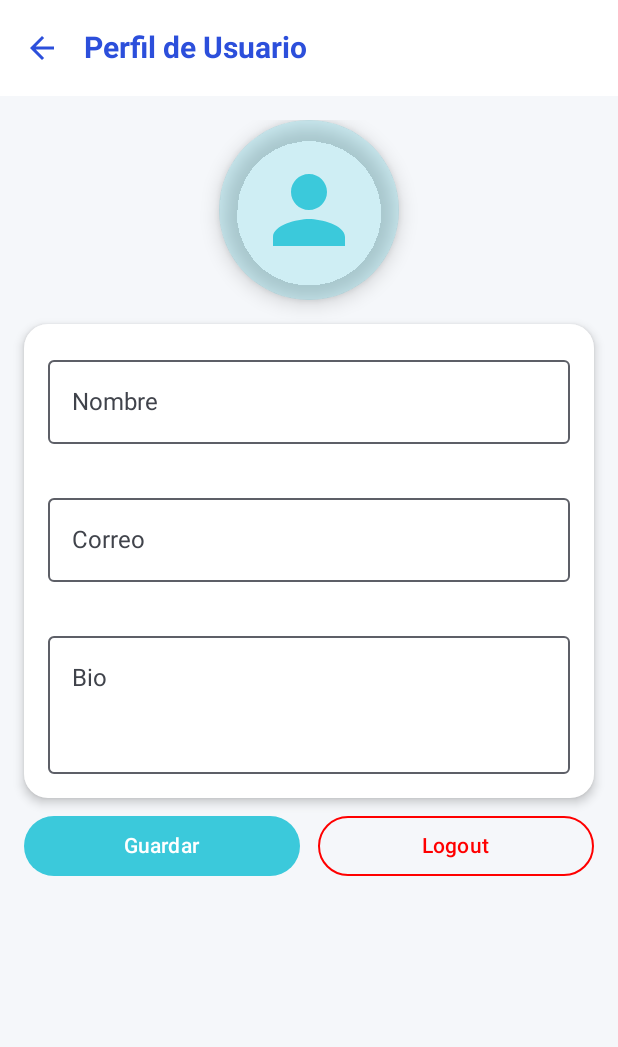
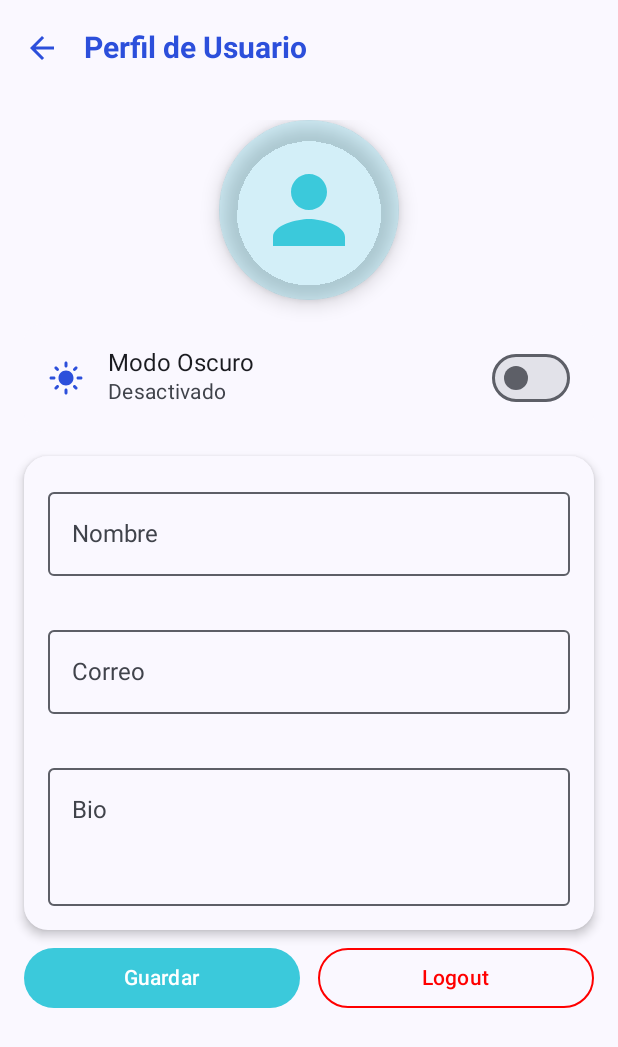
Before and after one commit to MrMenth0l/Domingazo, an Android app built with Jetpack Compose: the SettingsScreen screen opened through its navigation route, after a tap on "Editar", on a phone screen of 412 x 824 dp. Shown: the top 1047 px of the screen. Run offline under Robolectric (Android 15) with nearby library versions, the phone set to English and light mode, and no system bars; our stand-ins replace Firebase (no records; nobody signed in at launch, a user with empty details on screens opened directly).

Commit message:
Implementacion modo oscuro SettingsScreen

```diff
--- a/app/build.gradle.kts
+++ b/app/build.gradle.kts
@@ -82,6 +82,9 @@ dependencies {
     // COIL (IMÁGENES)
     implementation(libs.coil.compose)
 
+    // DATASTORE (para guardar modo oscuro)
+    implementation(libs.androidx.datastore.preferences)
+
     // Debug
     debugImplementation(libs.androidx.ui.tooling)
     debugImplementation(libs.androidx.ui.test.manifest)
@@ -93,6 +96,6 @@ dependencies {
     androidTestImplementation(platform(libs.androidx.compose.bom))
     androidTestImplementation(libs.androidx.ui.test.junit4)
 
-    //Date confirmation
+    // Date confirmation
     implementation("org.jetbrains.kotlinx:kotlinx-datetime:0.4.1")
 }
--- a/app/src/main/java/com/example/proyecto1_plataformasmoviles_domingazo/MainActivity.kt
+++ b/app/src/main/java/com/example/proyecto1_plataformasmoviles_domingazo/MainActivity.kt
@@ -3,6 +3,8 @@ package com.example.proyecto1_plataformasmoviles_domingazo
 import android.os.Bundle
 import androidx.activity.ComponentActivity
 import androidx.activity.compose.setContent
+import androidx.compose.foundation.layout.fillMaxSize
+import androidx.compose.material3.Surface
 import com.example.proyecto1_plataformasmoviles_domingazo.ui.navigation.NavGraph
 import com.example.proyecto1_plataformasmoviles_domingazo.ui.theme.Proyecto1PlataformasMovilesDomingazoTheme
 import com.google.firebase.FirebaseApp
@@ -15,10 +17,15 @@ class MainActivity : ComponentActivity() {
 
         setContent {
             Proyecto1PlataformasMovilesDomingazoTheme {
-                val auth = FirebaseAuth.getInstance()
-                val user = auth.currentUser
-                val startDestination = if (user != null) "home/${user.uid}" else "login"
-                NavGraph(startDestination = startDestination)
+                Surface(
+                    modifier = androidx.compose.ui.Modifier.fillMaxSize(),
+                    color = androidx.compose.material3.MaterialTheme.colorScheme.background
+                ) {
+                    val auth = FirebaseAuth.getInstance()
+                    val user = auth.currentUser
+                    val startDestination = if (user != null) "home/${user.uid}" else "login"
+                    NavGraph(startDestination = startDestination)
+                }
             }
         }
     }
--- a/app/src/main/java/com/example/proyecto1_plataformasmoviles_domingazo/ui/settings/SettingsScreen.kt
+++ b/app/src/main/java/com/example/proyecto1_plataformasmoviles_domingazo/ui/settings/SettingsScreen.kt
@@ -7,25 +7,26 @@ import androidx.compose.foundation.layout.*
 import androidx.compose.foundation.shape.CircleShape
 import androidx.compose.foundation.shape.RoundedCornerShape
 import androidx.compose.material.icons.Icons
-import androidx.compose.material.icons.filled.ArrowBack
-import androidx.compose.material.icons.filled.Person
+import androidx.compose.material.icons.filled.*
 import androidx.compose.material3.*
 import androidx.compose.runtime.*
 import androidx.compose.ui.Alignment
 import androidx.compose.ui.Modifier
 import androidx.compose.ui.draw.clip
 import androidx.compose.ui.draw.scale
-import androidx.compose.ui.graphics.Brush
 import androidx.compose.ui.graphics.Color
+import androidx.compose.ui.platform.LocalContext
 import androidx.compose.ui.text.font.FontWeight
 import androidx.compose.ui.unit.dp
 import androidx.compose.ui.unit.sp
-import com.example.proyecto1_plataformasmoviles_domingazo.ui.theme.AquaAccent
-import com.example.proyecto1_plataformasmoviles_domingazo.ui.theme.IndigoPrimary
+import com.example.proyecto1_plataformasmoviles_domingazo.ui.theme.*
 import com.google.firebase.auth.FirebaseAuth
 import com.google.firebase.firestore.FirebaseFirestore
 import kotlinx.coroutines.launch
 import kotlinx.coroutines.tasks.await
+import androidx.compose.runtime.collectAsState
+import com.example.proyecto1_plataformasmoviles_domingazo.ui.theme.LocalDarkMode
+import com.example.proyecto1_plataformasmoviles_domingazo.ui.theme.SettingsRepository
 
 @OptIn(ExperimentalMaterial3Api::class)
 @Composable
@@ -39,7 +40,14 @@ fun SettingsScreen(
     val userId = user.uid
     val db = FirebaseFirestore.getInstance()
     val scope = rememberCoroutineScope()
+    val context = LocalContext.current
+    val settingsRepo = remember { SettingsRepository(context) }
 
+    // === ESTADO DEL MODO OSCURO ===
+    val isDarkMode by settingsRepo.isDarkMode.collectAsState(initial = false)
+    val toggleTheme = LocalDarkMode.current
+
+    // === ESTADO DEL PERFIL ===
     var isEditing by remember { mutableStateOf(false) }
     var name by remember { mutableStateOf("Cargando...") }
     var email by remember { mutableStateOf("") }
@@ -54,6 +62,7 @@ fun SettingsScreen(
 
     fun isValidEmail(e: String) = e.contains("@") && e.contains(".")
 
+    // === CARGAR DATOS DEL USUARIO ===
     LaunchedEffect(userId) {
         try {
             val doc = db.collection("usuarios").document(userId).get().await()
@@ -63,7 +72,11 @@ fun SettingsScreen(
                 bio = doc.getString("bio") ?: ""
             } else {
                 db.collection("usuarios").document(userId).set(
-                    hashMapOf("nombre" to (user.displayName ?: "Usuario"), "email" to (user.email ?: ""), "bio" to "")
+                    hashMapOf(
+                        "nombre" to (user.displayName ?: "Usuario"),
+                        "email" to (user.email ?: ""),
+                        "bio" to ""
+                    )
                 ).await()
                 name = user.displayName ?: "Usuario"
                 email = user.email ?: ""
@@ -82,51 +95,139 @@ fun SettingsScreen(
         topBar = {
             TopAppBar(
                 title = { Text("Perfil de Usuario", fontWeight = FontWeight.Bold, color = IndigoPrimary) },
-                navigationIcon = { IconButton(onClick = onBack) { Icon(Icons.Default.ArrowBack, "", tint = IndigoPrimary) } },
-                colors = TopAppBarDefaults.topAppBarColors(containerColor = Color.White)
+                navigationIcon = {
+                    IconButton(onClick = onBack) {
+                        Icon(Icons.Default.ArrowBack, "", tint = IndigoPrimary)
+                    }
+                },
+                colors = TopAppBarDefaults.topAppBarColors(containerColor = MaterialTheme.colorScheme.surface)
             )
         },
         snackbarHost = { SnackbarHost(snackbarHostState) },
-        containerColor = Color(0xFFF5F7FA)
+        containerColor = MaterialTheme.colorScheme.background
     ) { padding ->
         Column(
-            modifier = Modifier.fillMaxSize().padding(padding).padding(16.dp).verticalScroll(rememberScrollState()),
+            modifier = Modifier
+                .fillMaxSize()
+                .padding(padding)
+                .padding(16.dp)
+                .verticalScroll(rememberScrollState()),
             horizontalAlignment = Alignment.CenterHorizontally
         ) {
-            Surface(shape = CircleShape, color = AquaAccent.copy(0.2f), shadowElevation = 8.dp, modifier = Modifier.size(120.dp)) {
-                Icon(Icons.Default.Person, "Avatar", modifier = Modifier.fillMaxSize().padding(24.dp), tint = AquaAccent)
+            // === AVATAR ===
+            Surface(
+                shape = CircleShape,
+                color = AquaAccent.copy(0.2f),
+                shadowElevation = 8.dp,
+                modifier = Modifier.size(120.dp)
+            ) {
+                Icon(
+                    Icons.Default.Person,
+                    "Avatar",
+                    modifier = Modifier.fillMaxSize().padding(24.dp),
+                    tint = AquaAccent
+                )
             }
 
             Spacer(Modifier.height(16.dp))
 
-            Card(shape = RoundedCornerShape(16.dp), colors = CardDefaults.cardColors(Color.White), elevation = CardDefaults.cardElevation(4.dp)) {
+            // === MODO OSCURO ===
+            Card(
+                modifier = Modifier.fillMaxWidth(),
+                colors = CardDefaults.cardColors(containerColor = MaterialTheme.colorScheme.surface)
+            ) {
+                ListItem(
+                    headlineContent = { Text("Modo Oscuro") },
+                    supportingContent = { Text(if (isDarkMode) "Activado" else "Desactivado") },
+                    leadingContent = {
+                        Icon(
+                            imageVector = if (isDarkMode) Icons.Default.DarkMode else Icons.Default.LightMode,
+                            contentDescription = null,
+                            tint = IndigoPrimary
+                        )
+                    },
+                    trailingContent = {
+                        Switch(
+                            checked = isDarkMode,
+                            onCheckedChange = { toggleTheme(it) }
+                        )
+                    }
+                )
+            }
+
+            Spacer(Modifier.height(16.dp))
+
+            // === PERFIL ===
+            Card(
+                shape = RoundedCornerShape(16.dp),
+                colors = CardDefaults.cardColors(containerColor = MaterialTheme.colorScheme.surface),
+                elevation = CardDefaults.cardElevation(4.dp)
+            ) {
                 Column(Modifier.padding(16.dp), verticalArrangement = Arrangement.spacedBy(12.dp)) {
                     if (isEditing) {
-                        OutlinedTextField(name, { name = it; nameError = it.isBlank() }, label = { Text("Nombre") }, isError = nameError,
+                        OutlinedTextField(
+                            value = name,
+                            onValueChange = { name = it; nameError = it.isBlank() },
+                            label = { Text("Nombre") },
+                            isError = nameError,
                             supportingText = { if (nameError) Text("Requerido", color = MaterialTheme.colorScheme.error) },
-                            modifier = Modifier.fillMaxWidth(), colors = OutlinedTextFieldDefaults.colors(focusedBorderColor = IndigoPrimary))
-                        OutlinedTextField(email, { email = it; emailError = !isValidEmail(it) }, label = { Text("Correo") }, isError = emailError,
+                            modifier = Modifier.fillMaxWidth(),
+                            colors = OutlinedTextFieldDefaults.colors(focusedBorderColor = IndigoPrimary)
+                        )
+                        OutlinedTextField(
+                            value = email,
+                            onValueChange = { email = it; emailError = !isValidEmail(it) },
+                            label = { Text("Correo") },
+                            isError = emailError,
                             supportingText = { if (emailError) Text("Correo inválido", color = MaterialTheme.colorScheme.error) },
-                            modifier = Modifier.fillMaxWidth(), colors = OutlinedTextFieldDefaults.colors(focusedBorderColor = IndigoPrimary))
-                        OutlinedTextField(bio, { bio = it }, label = { Text("Bio") }, modifier = Modifier.fillMaxWidth().height(100.dp))
+                            modifier = Modifier.fillMaxWidth(),
+                            colors = OutlinedTextFieldDefaults.colors(focusedBorderColor = IndigoPrimary)
+                        )
+                        OutlinedTextField(
+                            value = bio,
+                            onValueChange = { bio = it },
+                            label = { Text("Bio") },
+                            modifier = Modifier.fillMaxWidth().height(100.dp)
+                        )
                     } else {
-                        Text(name, style = MaterialTheme.typography.titleLarge.copy(fontWeight = FontWeight.Bold, color = IndigoPrimary))
-                        Text(email, style = MaterialTheme.typography.bodyMedium.copy(color = Color(0xFF757575)))
-                        if (bio.isNotBlank()) Text(bio, style = MaterialTheme.typography.bodyMedium.copy(color = Color(0xFF757575)))
+                        Text(
+                            name,
+                            style = MaterialTheme.typography.titleLarge.copy(
+                                fontWeight = FontWeight.Bold,
+                                color = IndigoPrimary
+                            )
+                        )
+                        Text(
+                            email,
+                            style = MaterialTheme.typography.bodyMedium.copy(color = Color(0xFF757575))
+                        )
+                        if (bio.isNotBlank()) {
+                            Text(
+                                bio,
+                                style = MaterialTheme.typography.bodyMedium.copy(color = Color(0xFF757575))
+                            )
+                        }
                     }
                 }
             }
 
-            Row(Modifier.fillMaxWidth().padding(top = 8.dp), horizontalArrangement = Arrangement.spacedBy(12.dp)) {
+            // === BOTONES ===
+            Row(
+                Modifier.fillMaxWidth().padding(top = 8.dp),
+                horizontalArrangement = Arrangement.spacedBy(12.dp)
+            ) {
                 Button(
                     onClick = {
                         editButtonPressed = true
                         if (isEditing) {
-                            nameError = name.isBlank(); emailError = !isValidEmail(email)
+                            nameError = name.isBlank()
+                            emailError = !isValidEmail(email)
                             if (!nameError && !emailError) {
                                 scope.launch {
                                     try {
-                                        db.collection("usuarios").document(userId).update(mapOf("nombre" to name, "email" to email, "bio" to bio)).await()
+                                        db.collection("usuarios").document(userId)
+                                            .update(mapOf("nombre" to name, "email" to email, "bio" to bio))
+                                            .await()
                                         snackbarHostState.showSnackbar("Guardado")
                                         isEditing = false
                                     } catch (e: Exception) {
@@ -134,28 +235,41 @@ fun SettingsScreen(
                                     }
                                 }
                             }
-                        } else isEditing = true
+                        } else {
+                            isEditing = true
+                        }
                         editButtonPressed = false
                     },
                     modifier = Modifier.weight(1f).scale(editButtonScale),
                     colors = ButtonDefaults.buttonColors(AquaAccent)
-                ) { Text(if (isEditing) "Guardar" else "Editar") }
+                ) {
+                    Text(if (isEditing) "Guardar" else "Editar")
+                }
 
                 OutlinedButton(
                     onClick = { showLogoutDialog = true },
                     modifier = Modifier.weight(1f).scale(logoutButtonScale),
                     colors = ButtonDefaults.outlinedButtonColors(contentColor = Color.Red),
                     border = BorderStroke(1.dp, Color.Red)
-                ) { Text("Logout", color = Color.Red) }
+                ) {
+                    Text("Logout", color = Color.Red)
+                }
             }
 
+            // === DIÁLOGO LOGOUT ===
             if (showLogoutDialog) {
                 AlertDialog(
                     onDismissRequest = { showLogoutDialog = false },
                     title = { Text("Cerrar sesión") },
                     text = { Text("¿Estás seguro?") },
-                    confirmButton = { TextButton(onClick = { showLogoutDialog = false; onLogout() }) { Text("Sí", color = Color.Red) } },
-                    dismissButton = { TextButton(onClick = { showLogoutDialog = false }) { Text("No") } }
+                    confirmButton = {
+                        TextButton(onClick = { showLogoutDialog = false; onLogout() }) {
+                            Text("Sí", color = Color.Red)
+                        }
+                    },
+                    dismissButton = {
+                        TextButton(onClick = { showLogoutDialog = false }) { Text("No") }
+                    }
                 )
             }
         }
--- /dev/null
+++ b/app/src/main/java/com/example/proyecto1_plataformasmoviles_domingazo/ui/theme/SettingsDataStore.kt
@@ -0,0 +1,29 @@
+package com.example.proyecto1_plataformasmoviles_domingazo.ui.theme
+
+import android.content.Context
+import androidx.datastore.core.DataStore
+import androidx.datastore.preferences.core.Preferences
+import androidx.datastore.preferences.core.booleanPreferencesKey
+import androidx.datastore.preferences.core.edit
+import androidx.datastore.preferences.preferencesDataStore
+import kotlinx.coroutines.flow.Flow
+import kotlinx.coroutines.flow.map
+
+val Context.dataStore: DataStore<Preferences> by preferencesDataStore(name = "settings")
+
+class SettingsRepository(private val context: Context) {
+    companion object {
+        private val DARK_MODE_KEY = booleanPreferencesKey("dark_mode")
+    }
+
+    val isDarkMode: Flow<Boolean> = context.dataStore.data
+        .map { preferences ->
+            preferences[DARK_MODE_KEY] ?: false
+        }
+
+    suspend fun setDarkMode(enabled: Boolean) {
+        context.dataStore.edit { settings ->
+            settings[DARK_MODE_KEY] = enabled
+        }
+    }
+}
--- a/app/src/main/java/com/example/proyecto1_plataformasmoviles_domingazo/ui/theme/Theme.kt
+++ b/app/src/main/java/com/example/proyecto1_plataformasmoviles_domingazo/ui/theme/Theme.kt
@@ -3,58 +3,80 @@ package com.example.proyecto1_plataformasmoviles_domingazo.ui.theme
 import android.os.Build
 import androidx.compose.foundation.isSystemInDarkTheme
 import androidx.compose.material3.*
-import androidx.compose.runtime.Composable
+import androidx.compose.runtime.*
 import androidx.compose.ui.graphics.Color
 import androidx.compose.ui.platform.LocalContext
 import androidx.compose.ui.text.TextStyle
-import androidx.compose.ui.text.font.FontFamily
 import androidx.compose.ui.text.font.FontWeight
 import androidx.compose.ui.unit.sp
+import kotlinx.coroutines.launch
 
 private val LightColorScheme = lightColorScheme(
-    primary = Color(0xFF3F51B5),
-    secondary = Color(0xFF00BCD4),
-    background = Color(0xFFF5F7FA)
+    primary = IndigoPrimary,
+    secondary = AquaAccent,
+    background = Color(0xFFF5F7FA),
+    surface = Color.White,
+    onPrimary = Color.White,
+    onSecondary = Color.White,
+    onBackground = Color(0xFF1C1B1F),
+    onSurface = Color(0xFF1C1B1F),
+    error = ErrorRed
 )
 
 private val DarkColorScheme = darkColorScheme(
-    primary = Color(0xFF7986CB),
-    secondary = Color(0xFF4DD0E1)
+    primary = IndigoSecondary,
+    secondary = AquaAccent,
+    background = Color(0xFF121212),
+    surface = DarkSurface,
+    onPrimary = Color.White,
+    onSecondary = Color.White,
+    onBackground = Color.White,
+    onSurface = Color.White,
+    error = ErrorRed
 )
 
 private val AppTypography = Typography(
-    headlineLarge = TextStyle(
-        fontWeight = FontWeight.Bold,
-        fontSize = 32.sp
-    ),
-    titleLarge = TextStyle(
-        fontWeight = FontWeight.SemiBold,
-        fontSize = 20.sp
-    ),
-    bodyLarge = TextStyle(
-        fontWeight = FontWeight.Normal,
-        fontSize = 16.sp
-    )
+    headlineLarge = TextStyle(fontWeight = FontWeight.Bold, fontSize = 32.sp),
+    titleLarge = TextStyle(fontWeight = FontWeight.SemiBold, fontSize = 20.sp),
+    bodyLarge = TextStyle(fontWeight = FontWeight.Normal, fontSize = 16.sp)
 )
 
 @Composable
 fun Proyecto1PlataformasMovilesDomingazoTheme(
-    darkTheme: Boolean = isSystemInDarkTheme(),
-    dynamicColor: Boolean = true,
     content: @Composable () -> Unit
 ) {
+    val context = LocalContext.current
+    val settingsRepo = remember { SettingsRepository(context) }
+    val systemDark = isSystemInDarkTheme()
+    val coroutineScope = rememberCoroutineScope()
+
+    // Leer tema guardado (se actualiza automáticamente)
+    val savedDark by settingsRepo.isDarkMode.collectAsState(initial = systemDark)
+
+    // Color scheme según el tema
     val colorScheme = when {
-        dynamicColor && Build.VERSION.SDK_INT >= Build.VERSION_CODES.S -> {
-            val context = LocalContext.current
-            if (darkTheme) dynamicDarkColorScheme(context) else dynamicLightColorScheme(context)
+        Build.VERSION.SDK_INT >= Build.VERSION_CODES.S -> {
+            if (savedDark) dynamicDarkColorScheme(context) else dynamicLightColorScheme(context)
         }
-        darkTheme -> DarkColorScheme
-        else -> LightColorScheme
+        else -> if (savedDark) DarkColorScheme else LightColorScheme
     }
 
-    MaterialTheme(
-        colorScheme = colorScheme,
-        typography = AppTypography,
-        content = content
-    )
+    // Función para cambiar tema
+    val toggleTheme: (Boolean) -> Unit = { enabled ->
+        coroutineScope.launch {
+            settingsRepo.setDarkMode(enabled)
+        }
+    }
+
+    CompositionLocalProvider(LocalDarkMode provides toggleTheme) {
+        MaterialTheme(
+            colorScheme = colorScheme,
+            typography = AppTypography,
+            content = content
+        )
+    }
 }
+
+val LocalDarkMode = staticCompositionLocalOf<(Boolean) -> Unit> {
+    error("No theme toggle function provided")
+}
--- a/gradle/libs.versions.toml
+++ b/gradle/libs.versions.toml
@@ -47,6 +47,9 @@ material-icons-extended = { group = "androidx.compose.material", name = "materia
 # COIL (IMÁGENES)
 coil-compose = { group = "io.coil-kt", name = "coil-compose", version.ref = "coil" }
 
+# === DATASTORE (para modo oscuro) ===
+androidx-datastore-preferences = { group = "androidx.datastore", name = "datastore-preferences", version = "1.0.0" }
+
 [plugins]
 android-application = { id = "com.android.application", version.ref = "agp" }
 kotlin-android = { id = "org.jetbrains.kotlin.android", version.ref = "kotlin" }
```
